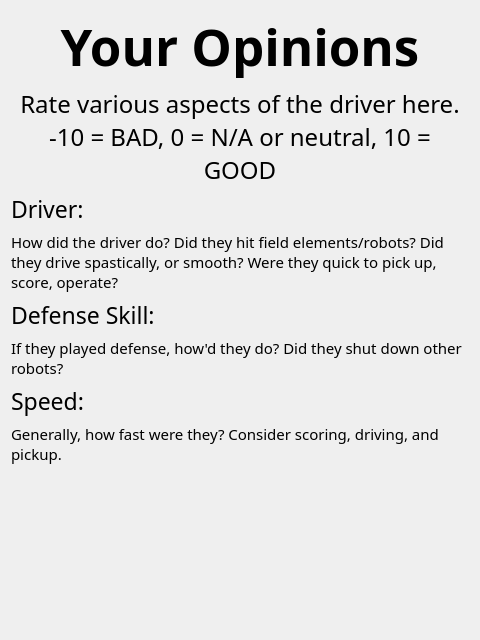
Old version of the form ui/SubjectiveScales.ui in the repository binex-dsk/QFRCScouter.
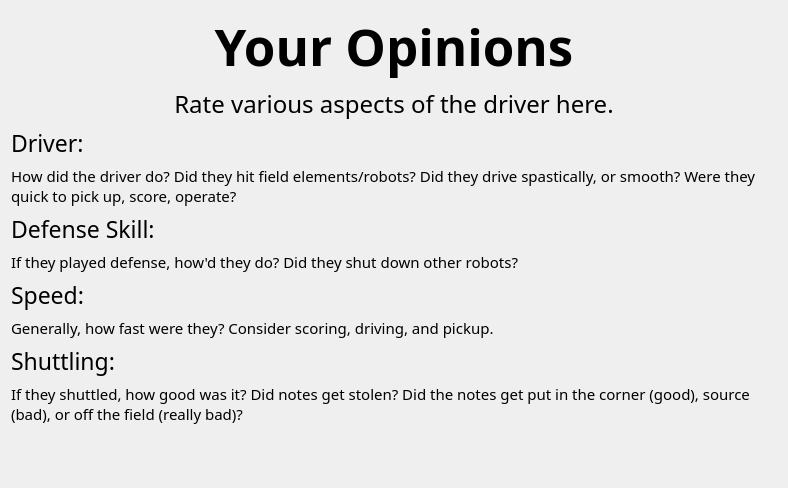
New version of the form. Custom widgets are drawn as their Qt base class.

Commit message: shuttling and scale improvements

```diff
--- a/ui/SubjectiveScales.ui
+++ b/ui/SubjectiveScales.ui
@@ -6,8 +6,8 @@
    <rect>
     <x>0</x>
     <y>0</y>
-    <width>480</width>
-    <height>640</height>
+    <width>788</width>
+    <height>488</height>
    </rect>
   </property>
   <property name="font">
@@ -19,7 +19,7 @@
   <property name="windowTitle">
    <string>Form</string>
   </property>
-  <layout class="QGridLayout" name="gridLayout">
+  <layout class="QFormLayout" name="formLayout">
    <item row="0" column="0" colspan="2">
     <widget class="QLabel" name="label">
      <property name="font">
@@ -43,39 +43,6 @@
      </property>
     </widget>
    </item>
-   <item row="2" column="1">
-    <widget class="BetterSlider" name="driver" native="true"/>
-   </item>
-   <item row="4" column="1">
-    <widget class="BetterSlider" name="defense" native="true"/>
-   </item>
-   <item row="4" column="0">
-    <widget class="QLabel" name="label_4">
-     <property name="text">
-      <string>Defense Skill:</string>
-     </property>
-    </widget>
-   </item>
-   <item row="8" column="0">
-    <spacer name="verticalSpacer">
-     <property name="orientation">
-      <enum>Qt::Vertical</enum>
-     </property>
-     <property name="sizeHint" stdset="0">
-      <size>
-       <width>20</width>
-       <height>40</height>
-      </size>
-     </property>
-    </spacer>
-   </item>
-   <item row="6" column="0">
-    <widget class="QLabel" name="label_5">
-     <property name="text">
-      <string>Speed:</string>
-     </property>
-    </widget>
-   </item>
    <item row="1" column="0" colspan="2">
     <widget class="QLabel" name="label_2">
      <property name="font">
@@ -85,8 +52,7 @@
       </font>
      </property>
      <property name="text">
-      <string>Rate various aspects of the driver here.
--10 = BAD, 0 = N/A or neutral, 10 = GOOD</string>
+      <string>Rate various aspects of the driver here.</string>
      </property>
      <property name="scaledContents">
       <bool>true</bool>
@@ -102,36 +68,14 @@
      </property>
     </widget>
    </item>
-   <item row="2" column="0">
+   <item row="3" column="0">
     <widget class="QLabel" name="label_3">
      <property name="text">
       <string>Driver:</string>
      </property>
     </widget>
    </item>
-   <item row="6" column="1">
-    <widget class="BetterSlider" name="speed" native="true"/>
-   </item>
    <item row="5" column="0" colspan="2">
-    <widget class="QLabel" name="label_7">
-     <property name="font">
-      <font>
-       <family>Noto Sans</family>
-       <pointsize>11</pointsize>
-      </font>
-     </property>
-     <property name="text">
-      <string>If they played defense, how'd they do? Did they shut down other robots?</string>
-     </property>
-     <property name="scaledContents">
-      <bool>true</bool>
-     </property>
-     <property name="wordWrap">
-      <bool>true</bool>
-     </property>
-    </widget>
-   </item>
-   <item row="3" column="0" colspan="2">
     <widget class="QLabel" name="label_6">
      <property name="font">
       <font>
@@ -150,7 +94,40 @@
      </property>
     </widget>
    </item>
-   <item row="7" column="0" colspan="2">
+   <item row="7" column="0">
+    <widget class="QLabel" name="label_4">
+     <property name="text">
+      <string>Defense Skill:</string>
+     </property>
+    </widget>
+   </item>
+   <item row="9" column="0" colspan="2">
+    <widget class="QLabel" name="label_7">
+     <property name="font">
+      <font>
+       <family>Noto Sans</family>
+       <pointsize>11</pointsize>
+      </font>
+     </property>
+     <property name="text">
+      <string>If they played defense, how'd they do? Did they shut down other robots?</string>
+     </property>
+     <property name="scaledContents">
+      <bool>true</bool>
+     </property>
+     <property name="wordWrap">
+      <bool>true</bool>
+     </property>
+    </widget>
+   </item>
+   <item row="11" column="0">
+    <widget class="QLabel" name="label_5">
+     <property name="text">
+      <string>Speed:</string>
+     </property>
+    </widget>
+   </item>
+   <item row="13" column="0" colspan="2">
     <widget class="QLabel" name="label_8">
      <property name="font">
       <font>
@@ -169,13 +146,64 @@
      </property>
     </widget>
    </item>
+   <item row="15" column="0">
+    <widget class="QLabel" name="label_10">
+     <property name="text">
+      <string>Shuttling:</string>
+     </property>
+    </widget>
+   </item>
+   <item row="15" column="1">
+    <widget class="Scale" name="shuttling" native="true"/>
+   </item>
+   <item row="17" column="0" colspan="2">
+    <widget class="QLabel" name="label_9">
+     <property name="font">
+      <font>
+       <family>Noto Sans</family>
+       <pointsize>11</pointsize>
+      </font>
+     </property>
+     <property name="text">
+      <string>If they shuttled, how good was it? Did notes get stolen? Did the notes get put in the corner (good), source (bad), or off the field (really bad)?</string>
+     </property>
+     <property name="scaledContents">
+      <bool>true</bool>
+     </property>
+     <property name="wordWrap">
+      <bool>true</bool>
+     </property>
+    </widget>
+   </item>
+   <item row="19" column="0" colspan="2">
+    <spacer name="verticalSpacer">
+     <property name="orientation">
+      <enum>Qt::Vertical</enum>
+     </property>
+     <property name="sizeHint" stdset="0">
+      <size>
+       <width>20</width>
+       <height>40</height>
+      </size>
+     </property>
+    </spacer>
+   </item>
+   <item row="11" column="1">
+    <widget class="Scale" name="speed" native="true"/>
+   </item>
+   <item row="7" column="1">
+    <widget class="Scale" name="defense" native="true"/>
+   </item>
+   <item row="3" column="1">
+    <widget class="Scale" name="driver" native="true"/>
+   </item>
   </layout>
  </widget>
  <customwidgets>
   <customwidget>
-   <class>BetterSlider</class>
+   <class>Scale</class>
    <extends>QWidget</extends>
-   <header>BetterSlider.h</header>
+   <header>Scale.h</header>
    <container>1</container>
   </customwidget>
  </customwidgets>
```
The commit also changes 14 other files.
